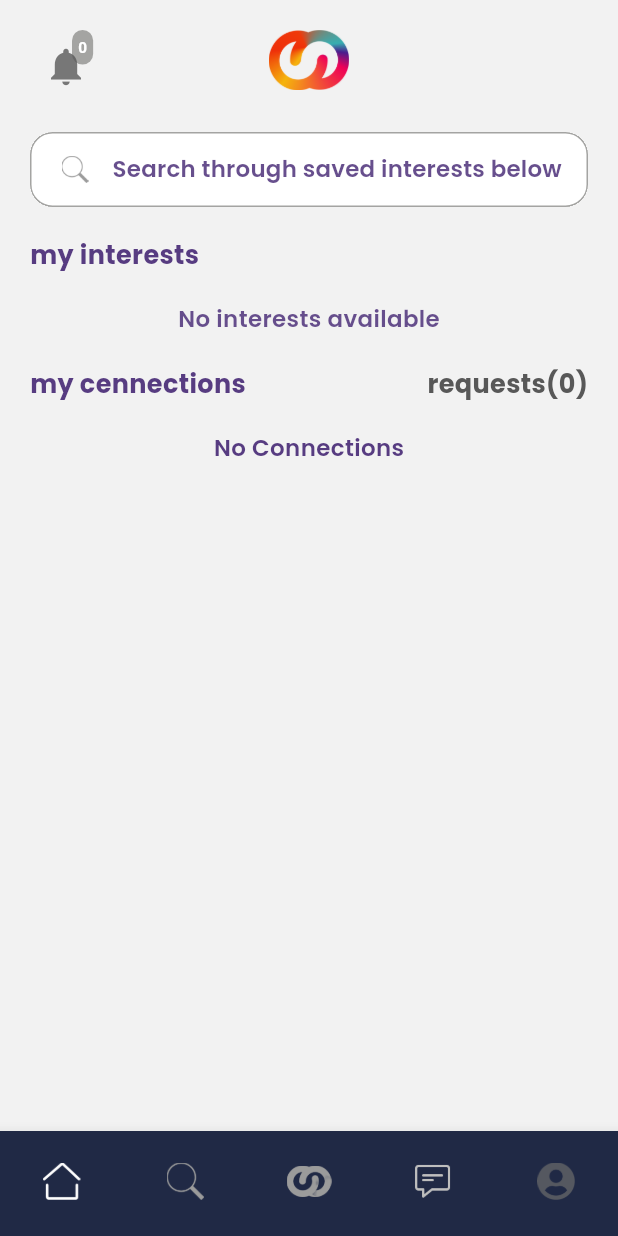
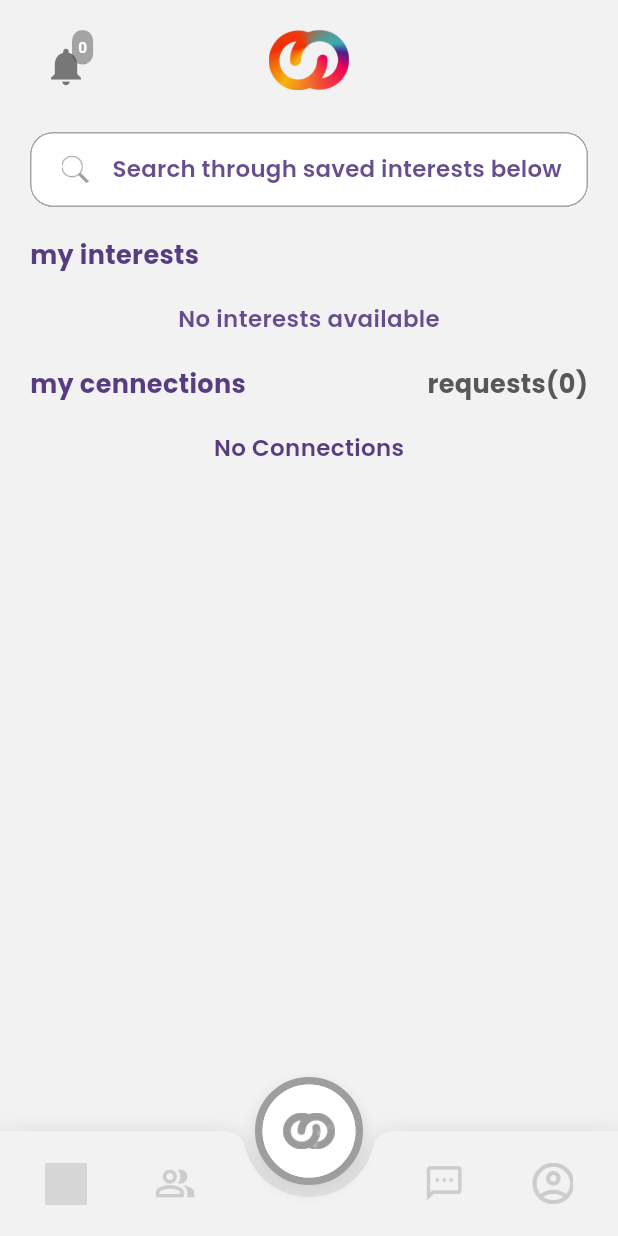
Before and after one commit to SpideyOnHigh/cennec, a Flutter app: the ScreenDashboard screen opened by its route, on a phone screen of 412 x 824 dp. Run offline on Flutter 3.47's test engine with Material 3 defaults, Android fonts, the phone set to English and light mode, and no system bars; our stand-ins replace bloc, cached_network_image, card_swiper, chat_bubbles, connectivity_plus, device_info_plus and 21 more; missing offline and left inert: flutter_flavor; accounts and stored records are empty; statements that could not run were skipped; grey boxes are pictures that could not be loaded.

Commit message:
(feat) bottom navigation

```diff
--- a/lib/modules/core/utils/app_colors.dart
+++ b/lib/modules/core/utils/app_colors.dart
@@ -32,4 +32,7 @@ class AppColors {
   //E0E5D9
   static const colorSelectedInterestChip = Color(0xFFE0E5D9);
   static const colorBlackTransparent = Color(0x1A000000);
+
+  // DC3E74
+  static const menuPinkColor = Color(0xFFDC3E74);
 }
--- a/lib/modules/core/utils/app_images.dart
+++ b/lib/modules/core/utils/app_images.dart
@@ -25,4 +25,12 @@ class APPImages {
   static const icSetting = '${imageBaseURL}ic_setting.png';
   static const icPopUp = '${imageBaseURL}ic_popup.png';
   static const icCrossTsp = '${imageBaseURL}ic_cross_transparent.png';
+
+
+  static const iconHome = '${imageBaseURL}icon_home.png';
+  static const iconAccount = '${imageBaseURL}icon_account.png';
+  static const iconChat = '${imageBaseURL}icon_chat.png';
+  static const iconCennections = '${imageBaseURL}icon_cennections.png';
+
+
 }
--- a/lib/modules/dashboard/view/screen_dashboard.dart
+++ b/lib/modules/dashboard/view/screen_dashboard.dart
@@ -1,9 +1,10 @@
-import 'package:cennec/modules/core/utils/common_import.dart';
-import 'package:cennec/modules/dashboard/view/dashboard_home.dart';
-import 'package:cennec/modules/dashboard/view/dashboard_messages.dart';
-import 'package:cennec/modules/dashboard/view/dashboard_profile.dart';
-import 'package:cennec/modules/dashboard/view/dashboard_recommendations.dart';
-import 'package:cennec/modules/dashboard/view/dashboard_search.dart';
+import 'dart:io';
+import '../../core/utils/common_import.dart';
+import 'dashboard_home.dart';
+import 'dashboard_messages.dart';
+import 'dashboard_profile.dart';
+import 'dashboard_recommendations.dart';
+import 'dashboard_search.dart';
 
 class ScreenDashboard extends StatefulWidget {
   const ScreenDashboard({super.key});
@@ -15,52 +16,7 @@ class ScreenDashboard extends StatefulWidget {
 class _ScreenDashboardState extends State<ScreenDashboard> {
   ValueNotifier<int> navIndex = ValueNotifier(0);
 
-  @override
-  void initState() {
-    super.initState();
-  }
-
-  Widget bottomBar() {
-    return BottomNavigationBar(
-      type: BottomNavigationBarType.fixed,
-      currentIndex: navIndex.value,
-      showSelectedLabels: false,
-      showUnselectedLabels: false,
-      onTap: (value) {
-        navIndex.value = value;
-      },
-      backgroundColor: Theme.of(context).colorScheme.primary,
-      items: [
-        BottomNavigationBarItem(
-          icon: Image.asset(APPImages.icBottomHome, color: Colors.grey, width: Dimens.margin25, height: Dimens.margin25),
-          label: "",
-          activeIcon: Image.asset(APPImages.icBottomHome, color: Colors.white, width: Dimens.margin25, height: Dimens.margin25),
-        ),
-        BottomNavigationBarItem(
-          icon: Image.asset(APPImages.icBottomSearch, width: Dimens.margin25, height: Dimens.margin25),
-          label: "",
-          activeIcon: Image.asset(APPImages.icBottomSearch, color: Colors.white, width: Dimens.margin25, height: Dimens.margin25),
-        ),
-        BottomNavigationBarItem(
-          icon: Image.asset(APPImages.icBottomCennec, width: Dimens.margin30, height: Dimens.margin30),
-          label: "",
-          activeIcon: Image.asset(APPImages.icCennecBottom, width: Dimens.margin35, height: Dimens.margin35),
-        ),
-        BottomNavigationBarItem(
-          icon: Image.asset(APPImages.icBottomMsg, width: Dimens.margin25, height: Dimens.margin25),
-          label: "",
-          activeIcon: Image.asset(APPImages.icBottomMsg, color: Colors.white, width: Dimens.margin25, height: Dimens.margin25),
-        ),
-        BottomNavigationBarItem(
-          icon: Image.asset(APPImages.icBottomProfile, width: Dimens.margin25, height: Dimens.margin25),
-          label: "",
-          activeIcon: Image.asset(APPImages.icBottomProfile, color: Colors.white, width: Dimens.margin25, height: Dimens.margin25),
-        ),
-      ],
-    );
-  }
-
-  List<Widget> currentScreen = [
+  final List<Widget> _screens = [
     const DashboardHome(),
     const DashboardSearch(),
     const DashboardRecommendations(),
@@ -68,32 +24,108 @@ class _ScreenDashboardState extends State<ScreenDashboard> {
     const DashboardProfile(),
   ];
 
-  Widget getBody() {
-    return currentScreen[navIndex.value];
-    /*  return IndexedStack(
-      index: navIndex.value,
-      children: const [
-        DashboardHome(),
-        DashboardSearch(),
-        DashboardRecommendations(),
-        DashboardMessages(),
-        DashboardProfile(),
-      ],
-    );*/
+  void onItemTapped(int index) {
+    navIndex.value = index;
+  }
+
+  Widget buildIcon(int index, String assetPath) {
+    final bool isSelected = navIndex.value == index;
+    return IconButton(
+      onPressed: () => onItemTapped(index),
+      icon: Image.asset(
+        assetPath,
+        color: isSelected ? AppColors.menuPinkColor : Colors.grey,
+        width: Dimens.margin28,
+        height: Dimens.margin28,
+      ),
+    );
+  }
+
+  Widget buildFAB() {
+    final bool isCenterSelected = navIndex.value == 2;
+
+    return AnimatedContainer(
+      duration: const Duration(milliseconds: 300),
+      width: Dimens.margin72,
+      height: Dimens.margin72,
+      decoration: BoxDecoration(
+        shape: BoxShape.circle,
+        color: Colors.white,
+        border: Border.all(
+          color: isCenterSelected ? AppColors.menuPinkColor : Colors.grey,
+          width: 5,
+        ),
+        boxShadow: const [
+          BoxShadow(
+            color: Colors.black12,
+            blurRadius: 8,
+            offset: Offset(0, 4),
+          ),
+        ],
+      ),
+      child: FloatingActionButton(
+        backgroundColor: Colors.white,
+        elevation: 0,
+        onPressed: () => onItemTapped(2),
+        child: Image.asset(
+          isCenterSelected
+              ? APPImages.icCennecBottom // active colorful icon
+              : APPImages.icBottomCennec, // default grey icon
+          width: Dimens.margin35,
+          height: Dimens.margin35,
+        ),
+      ),
+    );
   }
 
   @override
   Widget build(BuildContext context) {
     return MultiValueListenableBuilder(
-        valueListenables: [navIndex],
-        builder: (context, values, child) {
-          return Scaffold(
-            bottomNavigationBar: SizedBox(
-              height: Platform.isAndroid ? Dimens.margin70 : Dimens.margin95,
-              child: bottomBar(),
+      valueListenables: [navIndex],
+      builder: (context, values, _) {
+        return Scaffold(
+          extendBody: true,
+          body: _screens[navIndex.value],
+
+          floatingActionButton: buildFAB(),
+          floatingActionButtonLocation: FloatingActionButtonLocation.centerDocked,
+
+          bottomNavigationBar: BottomAppBar(
+            shape: const CircularNotchedRectangle(),
+            notchMargin: Dimens.margin8,
+            elevation: 12,
+            color: Theme.of(context).scaffoldBackgroundColor,
+            child: Padding(
+              padding: const EdgeInsets.symmetric(horizontal: 20),
+              child: SizedBox(
+                height: Platform.isAndroid ? Dimens.margin70 : Dimens.margin95,
+                child: Row(
+                  mainAxisAlignment: MainAxisAlignment.spaceBetween,
+                  children: [
+                    // Left side
+                    Row(
+                      children: [
+                        buildIcon(0, APPImages.iconHome),
+                        const SizedBox(width: Dimens.margin24),
+                        buildIcon(1, APPImages.iconCennections),
+                      ],
+                    ),
+
+                    // Right side
+                    Row(
+                      children: [
+                        buildIcon(3, APPImages.iconChat),
+                        const SizedBox(width: Dimens.margin24),
+                        buildIcon(4, APPImages.iconAccount),
+                      ],
+                    ),
+                  ],
+                ),
+              ),
             ),
-            body: getBody(),
-          );
-        });
+          ),
+        );
+      },
+    );
   }
 }
```
Also changed, not shown: assets/images/Icon_home.png (added), assets/images/Icon_home.svg (added), assets/images/icon_account.png (added), assets/images/icon_cennections.png (added), assets/images/icon_chat.png (added).
